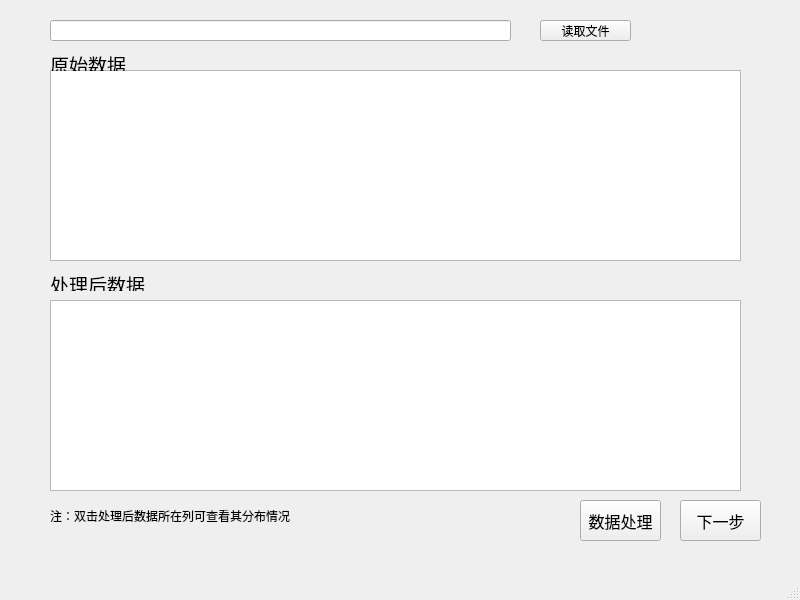
Above: Datainput.ui from markencoder/bayesianlab before the change. Below: the same form after it.
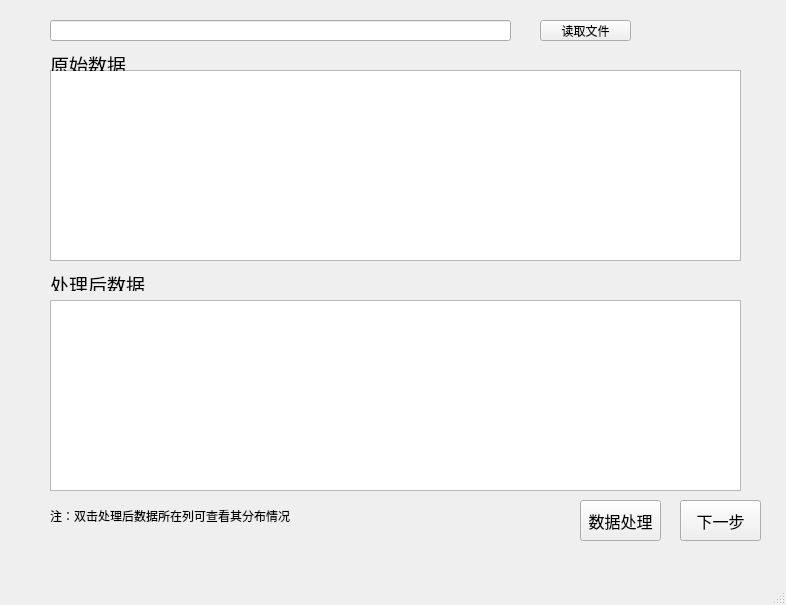
That is the form after the change.

What changed in the file:
```diff
--- a/Datainput.ui
+++ b/Datainput.ui
@@ -6,8 +6,8 @@
    <rect>
     <x>0</x>
     <y>0</y>
-    <width>800</width>
-    <height>600</height>
+    <width>786</width>
+    <height>605</height>
    </rect>
   </property>
   <property name="windowTitle">
```
Left out of the diff: 2 changed lines with no effect on the pictures.
